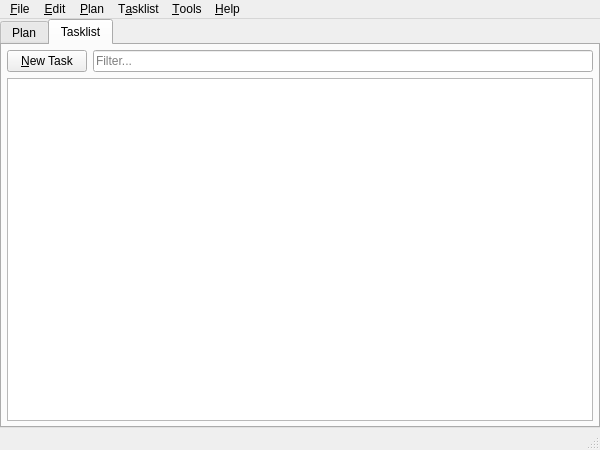
snhu-cs-22/LibrePlan, file src/ui/forms/main_window.ui: the form before one commit.
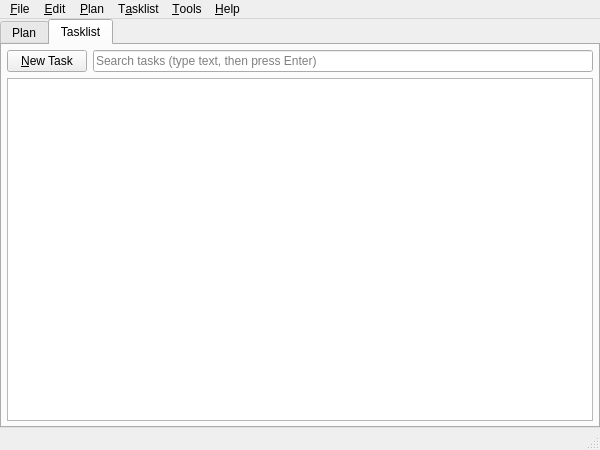
The form after the commit. The open tabs and pages were chosen to show the change. Icons and pictures are not drawn.

Commit message: Change Tasklist filtering to upon return pressed

```diff
--- a/src/ui/forms/main_window.ui
+++ b/src/ui/forms/main_window.ui
@@ -173,7 +173,7 @@
           <item>
            <widget class="QLineEdit" name="tasklist_filter">
             <property name="placeholderText">
-             <string>Filter...</string>
+             <string>Search tasks (type text, then press Enter)</string>
             </property>
             <property name="clearButtonEnabled">
              <bool>true</bool>
```
The commit also changes 1 other file.
